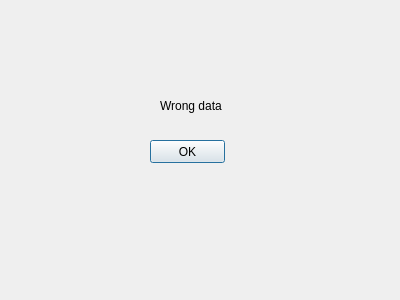
drzamich/WeatherDataConverter, file gui/gui-error.ui: the form before one commit.
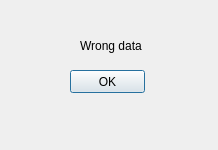
The form after the commit.

Commit message: New tab in Settings menu

Diff of the .ui file:
```diff
--- a/gui/gui-error.ui
+++ b/gui/gui-error.ui
@@ -6,18 +6,30 @@
    <rect>
     <x>0</x>
     <y>0</y>
-    <width>400</width>
-    <height>300</height>
+    <width>218</width>
+    <height>150</height>
    </rect>
   </property>
+  <property name="sizePolicy">
+   <sizepolicy hsizetype="Preferred" vsizetype="Preferred">
+    <horstretch>218</horstretch>
+    <verstretch>150</verstretch>
+   </sizepolicy>
+  </property>
+  <property name="minimumSize">
+   <size>
+    <width>218</width>
+    <height>150</height>
+   </size>
+  </property>
   <property name="windowTitle">
    <string>Dialog</string>
   </property>
   <widget class="QPushButton" name="OKButton">
    <property name="geometry">
     <rect>
-     <x>150</x>
-     <y>140</y>
+     <x>70</x>
+     <y>70</y>
      <width>75</width>
      <height>23</height>
     </rect>
@@ -29,8 +41,8 @@
   <widget class="QLabel" name="label">
    <property name="geometry">
     <rect>
-     <x>160</x>
-     <y>80</y>
+     <x>80</x>
+     <y>20</y>
      <width>71</width>
      <height>51</height>
     </rect>
```
Left out of the diff: 2 changed lines with no effect on the pictures. The commit also changes 6 other files.
